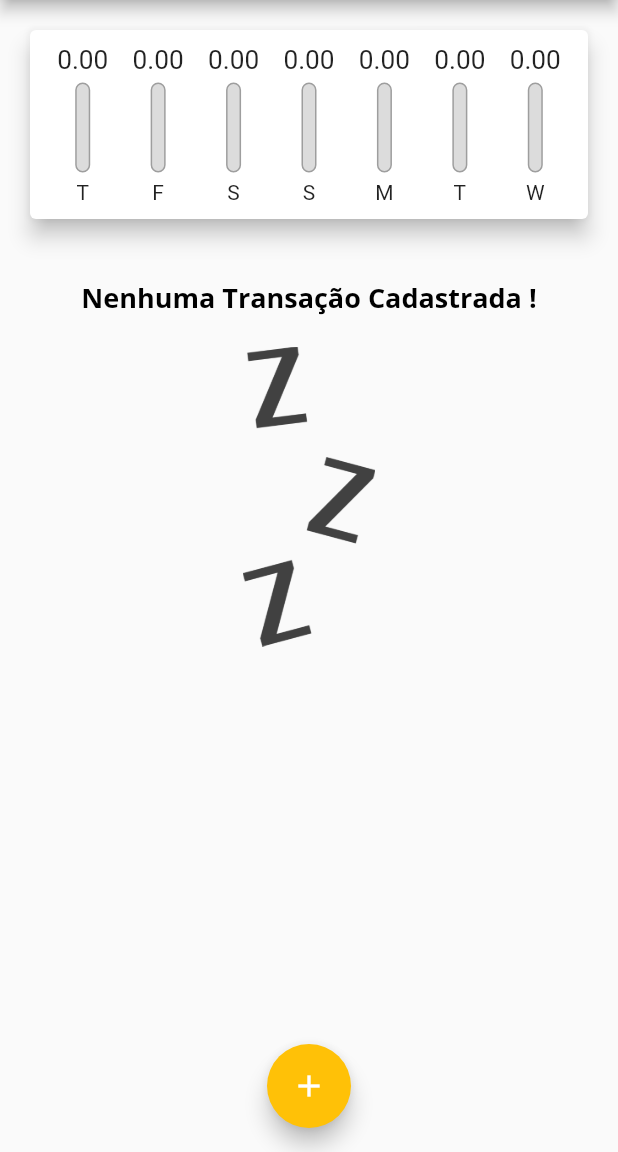
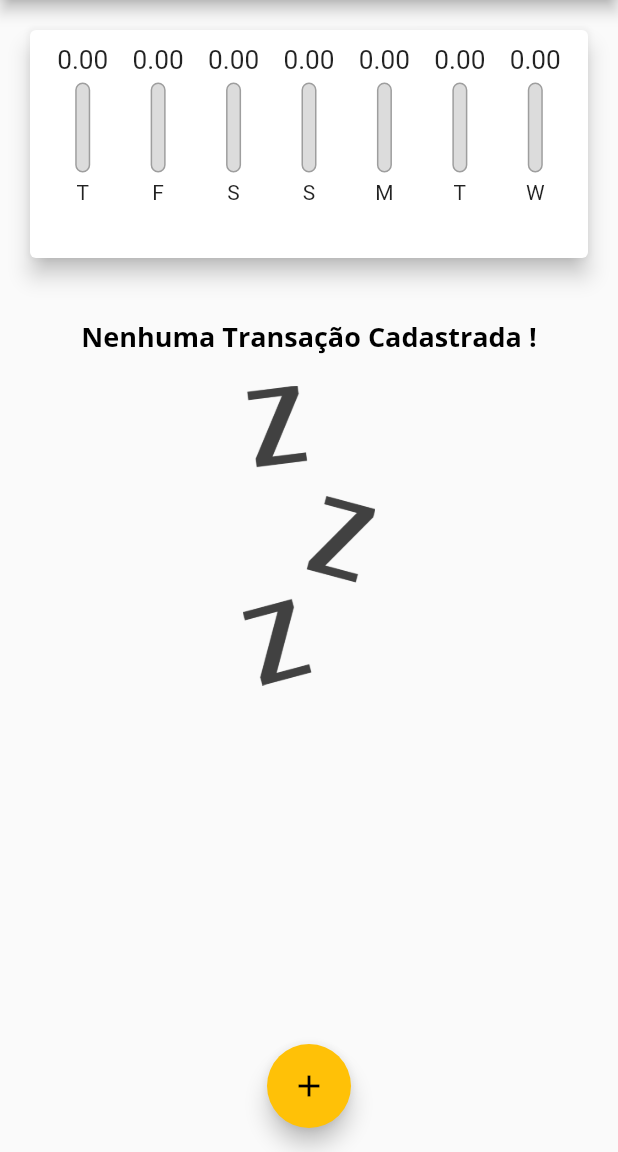
Before and after one commit to gabrielcardosocs/despesasPessoais, a Flutter app: the screen it shows after launch, on a phone screen of 412 x 824 dp, the part 84-1236 px from its top. Run offline on Flutter 3.47's test engine with Material 2 defaults, Android fonts, the phone set to English and light mode, and no system bars; missing offline and left inert: dart:ffi.

Commit message:
Alterações

```diff
--- a/lib/components/transaction_list.dart
+++ b/lib/components/transaction_list.dart
@@ -10,9 +10,7 @@ class TransactionList extends StatelessWidget {
 
   @override
   Widget build(BuildContext context) {
-    return Container(
-      height: 600,
-      child: transactions.isEmpty
+    return transactions.isEmpty
         ? Column(
             children: <Widget>[
               SizedBox(
@@ -70,7 +68,6 @@ class TransactionList extends StatelessWidget {
                 ),
               );
             },
-            ),
           );
   }
 }
--- a/lib/main.dart
+++ b/lib/main.dart
@@ -90,27 +90,42 @@ class _MyHomePageState extends State<MyHomePage> {
 
   @override
   Widget build(BuildContext context) {
+    final appBar = AppBar(
+      title: Text('Despesas Pessoais'),
+      actions: [
+        IconButton(
+          icon: const Icon(Icons.add),
+          onPressed: () => _openTransactionFormModal(context),
+        ),
+      ],
+    );
+
+    final availableHeight = MediaQuery.of(context).size.height -
+        appBar.preferredSize.height -
+        MediaQuery.of(context).padding.top;
+
     return Scaffold(
-      appBar: AppBar(
-        title: const Text('Despesas Pessoais'),
-        actions: [
-          IconButton(
-            icon: const Icon(Icons.add),
-            onPressed: () => _openTransactionFormModal(context),
-          ),
-        ],
-      ),
+      appBar: appBar,
       body: SingleChildScrollView(
         child: Column(
           crossAxisAlignment: CrossAxisAlignment.stretch,
           children: [
-            Chart(_recentTransaction),
-            TransactionList(_transactions, _removeTransaction),
+            Container(
+              height: availableHeight * 0.25,
+              child: Chart(_recentTransaction),
+            ),
+            Container(
+              height: availableHeight * 0.7,
+              child: TransactionList(_transactions, _removeTransaction),
+            ),
           ],
         ),
       ),
       floatingActionButton: FloatingActionButton(
-        child: const Icon(Icons.add),
+        child: const Icon(
+          Icons.add,
+          color: Colors.black,
+        ),
         onPressed: () => _openTransactionFormModal(context),
       ),
       floatingActionButtonLocation: FloatingActionButtonLocation.centerFloat,
```
Lines whose indentation alone changed are shown as unchanged.
